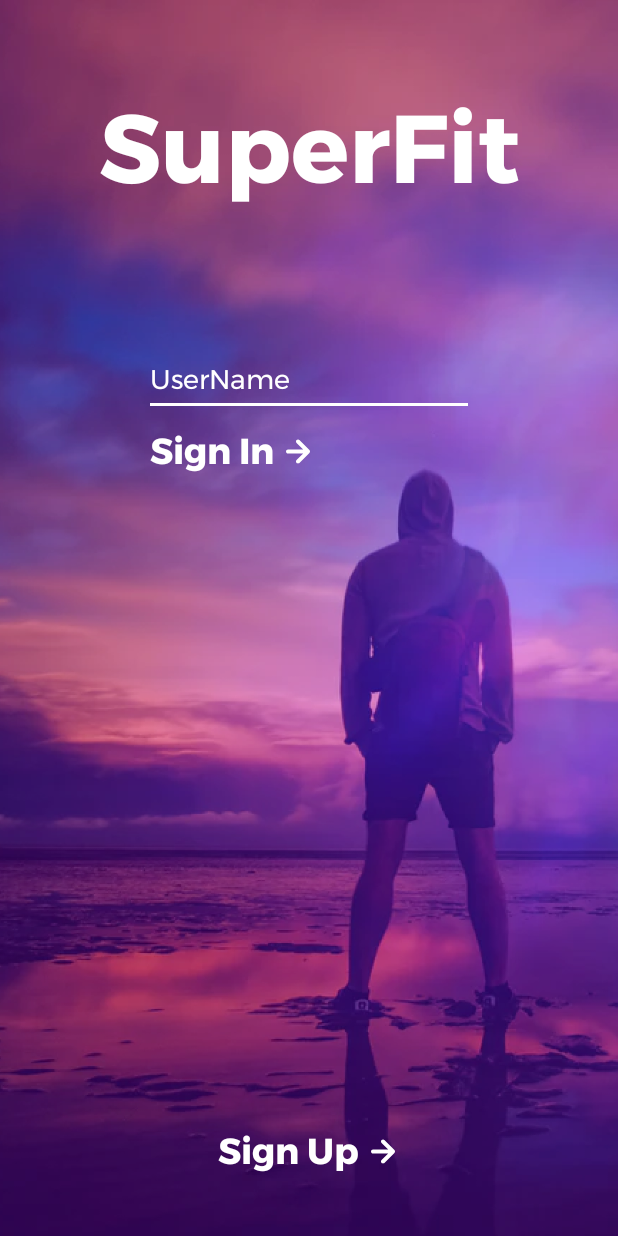
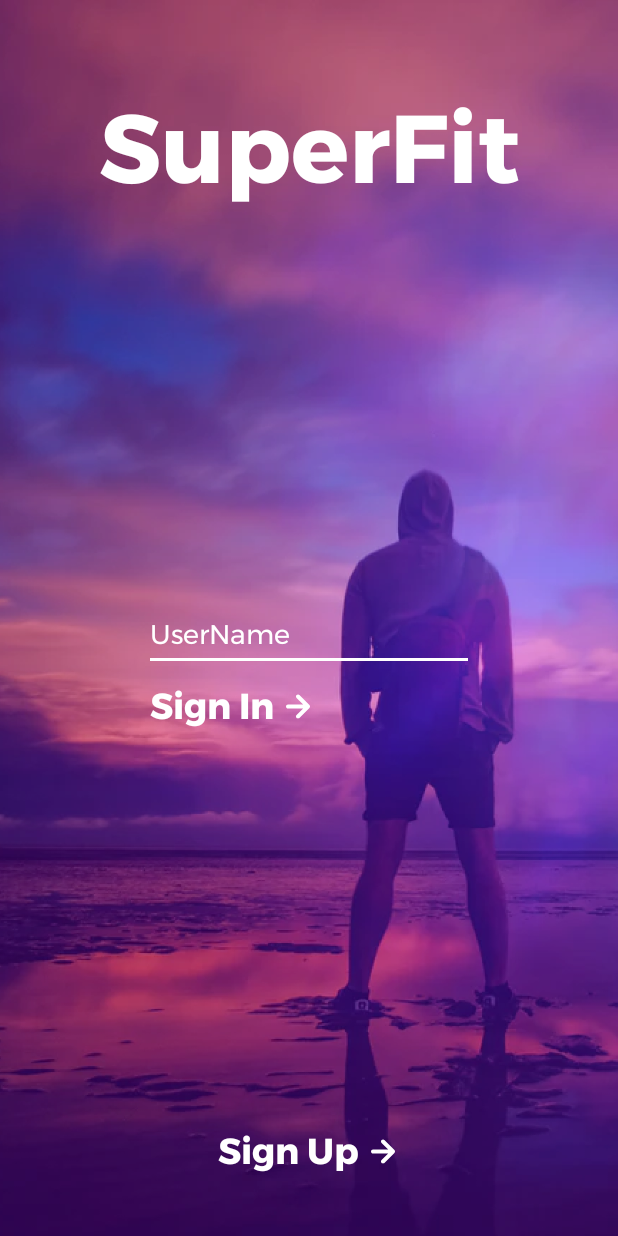
Before and after one commit to NastyaStirlex/SuperFit, an Android app: the layout fragment_sign_in.xml on its own in the app's theme, with its tools: preview values and no code run, on a phone screen of 412 x 824 dp. Run offline under Robolectric (Android 15) with nearby library versions, the phone set to English and light mode, and no system bars; network calls fail.

```diff
--- a/app/src/main/java/com/nastirlex/superfit/net/EncryptedSharedPref.kt
+++ b/app/src/main/java/com/nastirlex/superfit/net/EncryptedSharedPref.kt
@@ -88,6 +88,6 @@ class EncryptedSharedPref @Inject constructor(@ApplicationContext context: Conte
     }
 
     fun getFirstRun(): Boolean {
-        return sharedPreferences.getBoolean("firstRun", false)
+        return sharedPreferences.getBoolean("firstRun", true)
     }
 }
--- a/app/src/main/java/com/nastirlex/superfit/presentation/exercises/ExercisesFragment.kt
+++ b/app/src/main/java/com/nastirlex/superfit/presentation/exercises/ExercisesFragment.kt
@@ -5,11 +5,17 @@ import androidx.fragment.app.Fragment
 import android.view.LayoutInflater
 import android.view.View
 import android.view.ViewGroup
+import androidx.fragment.app.viewModels
 import androidx.navigation.fragment.findNavController
 import androidx.recyclerview.widget.LinearLayoutManager
 import com.nastirlex.superfit.R
 import com.nastirlex.superfit.databinding.FragmentExercisesBinding
 import com.nastirlex.superfit.presentation.exercises.adapter.ExercisesListAdapter
+
+private val IS_EDITING_KEY = ""
+val RANDOM_GOOD_DEED_KEY = ""
+var isEditing: Boolean = false
+var randomGoodDeed = ""
 
 class ExercisesFragment : Fragment() {
     private lateinit var binding: FragmentExercisesBinding
--- a/app/src/main/res/layout/fragment_sign_in.xml
+++ b/app/src/main/res/layout/fragment_sign_in.xml
@@ -4,9 +4,8 @@
     xmlns:tools="http://schemas.android.com/tools"
     android:layout_width="match_parent"
     android:layout_height="match_parent"
-    tools:context=".presentation.signin.SignInFragment"
-    android:background="@drawable/background">
-
+    android:background="@drawable/background"
+    tools:context=".presentation.signin.SignInFragment">
 
     <TextView
         android:id="@+id/appnameTextView"
@@ -46,21 +45,26 @@
         app:layout_constraintEnd_toEndOf="parent"
         app:layout_constraintStart_toStartOf="parent" />
 
+    <LinearLayout
+        android:layout_width="wrap_content"
+        android:layout_height="wrap_content"
+        android:orientation="vertical"
+        app:layout_constraintBottom_toTopOf="@+id/signInSignUpButton"
+        app:layout_constraintEnd_toEndOf="parent"
+        app:layout_constraintStart_toStartOf="parent"
+        app:layout_constraintTop_toBottomOf="@+id/appnameTextView">
+
         <EditText
             android:id="@+id/signInUsernameEditText"
             android:layout_width="wrap_content"
             android:layout_height="wrap_content"
-        android:layout_marginTop="77dp"
             android:backgroundTint="@color/white"
             android:ems="10"
             android:fontFamily="@font/montserrat"
             android:hint="@string/username"
             android:inputType="textEmailAddress"
             android:textColor="@color/white"
-        android:textColorHint="@color/white"
-        app:layout_constraintEnd_toEndOf="parent"
-        app:layout_constraintStart_toStartOf="parent"
-        app:layout_constraintTop_toBottomOf="@+id/appnameTextView" />
+            android:textColorHint="@color/white" />
 
         <Button
             android:id="@+id/signInSignInButton"
@@ -79,7 +83,7 @@
             android:text="@string/sign_in"
             android:textSize="24sp"
             app:backgroundTint="@color/transparent"
-        app:iconPadding="8dp"
-        app:layout_constraintStart_toStartOf="@+id/signInUsernameEditText"
-        app:layout_constraintTop_toBottomOf="@+id/signInUsernameEditText" />
+            app:iconPadding="8dp" />
+    </LinearLayout>
+
 </androidx.constraintlayout.widget.ConstraintLayout>
--- a/app/src/main/res/navigation/app_nav_graph.xml
+++ b/app/src/main/res/navigation/app_nav_graph.xml
@@ -5,4 +5,6 @@
     android:id="@+id/app_nav_graph"
     app:startDestination="@id/sign_in_nav_graph">
     <include app:graph="@navigation/sign_in_nav_graph" />
+    <include app:graph="@navigation/sign_up_nav_graph" />
+    <include app:graph="@navigation/main_nav_graph" />
 </navigation>
--- a/app/src/main/res/values/strings.xml
+++ b/app/src/main/res/values/strings.xml
@@ -46,5 +46,6 @@
 
     <!-- Dialog Fragment -->
     <string name="ok">OK</string>
+    <string name="preference_file_key">shared</string>
 
 </resources>
```
Also changed, not shown: app/src/main/java/com/nastirlex/superfit/MainActivity.kt (+35 -9 lines). Lines whose indentation alone changed are shown as unchanged.
